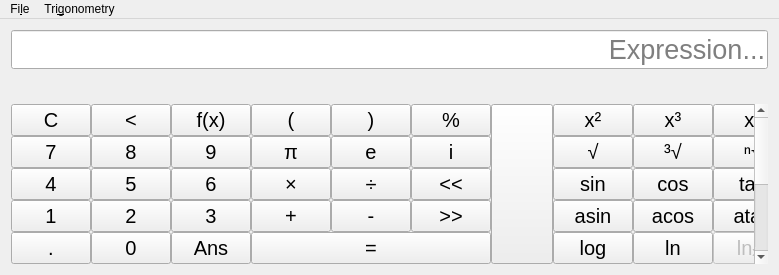
This is mainwindow.ui in theCheeseboard/thecalculator as Qt 5 draws it before an edit. The edited form follows.
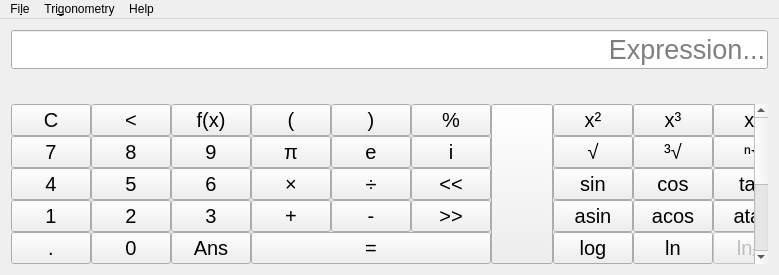
This is the edited form. Icons and pictures are not drawn. Custom widgets are drawn as their Qt base class.

```diff
--- a/mainwindow.ui
+++ b/mainwindow.ui
@@ -1002,8 +1002,15 @@
     <addaction name="actionDegrees"/>
     <addaction name="actionRadians"/>
    </widget>
+   <widget class="QMenu" name="menuHelp">
+    <property name="title">
+     <string>Help</string>
+    </property>
+    <addaction name="actionAbout"/>
+   </widget>
    <addaction name="menuFile"/>
    <addaction name="menuTrigonometry"/>
+   <addaction name="menuHelp"/>
   </widget>
   <action name="actionExit">
    <property name="icon">
```
Left out of the diff: 16 changed lines with no effect on the pictures.
